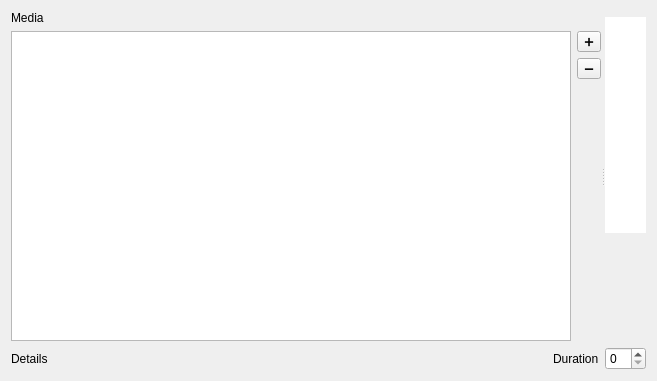
timlinux/QGISAnimationWorkbench, file animation_workbench/ui/media_list_widget_base.ui: the form before one commit.
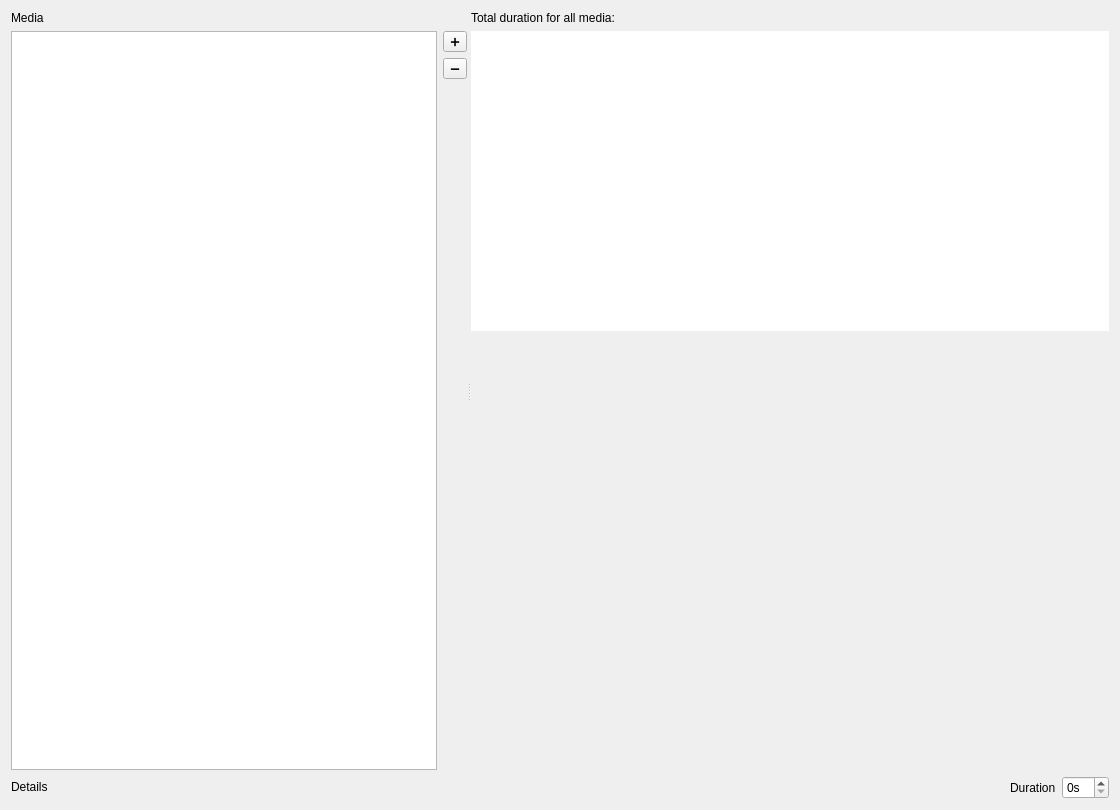
The form after the commit.

Commit message: ✨ Fix consistency of total intro or outr etc. times

```diff
--- a/animation_workbench/ui/media_list_widget_base.ui
+++ b/animation_workbench/ui/media_list_widget_base.ui
@@ -6,8 +6,8 @@
    <rect>
     <x>0</x>
     <y>0</y>
-    <width>657</width>
-    <height>381</height>
+    <width>1120</width>
+    <height>810</height>
    </rect>
   </property>
   <property name="windowTitle">
@@ -85,24 +85,37 @@
      <widget class="QWidget" name="">
       <layout class="QGridLayout" name="gridLayout_3">
        <item row="0" column="0">
-        <widget class="QWidget" name="widget" native="true"/>
+        <widget class="QLabel" name="total_duration_label">
+         <property name="text">
+          <string>Total duration for all media:</string>
+         </property>
+        </widget>
        </item>
        <item row="1" column="0">
         <layout class="QGridLayout" name="gridLayout_2">
          <item row="0" column="0">
           <widget class="QLabel" name="preview">
            <property name="sizePolicy">
-            <sizepolicy hsizetype="MinimumExpanding" vsizetype="MinimumExpanding">
+            <sizepolicy hsizetype="Fixed" vsizetype="Fixed">
              <horstretch>0</horstretch>
              <verstretch>0</verstretch>
             </sizepolicy>
            </property>
+           <property name="minimumSize">
+            <size>
+             <width>400</width>
+             <height>300</height>
+            </size>
+           </property>
            <property name="maximumSize">
             <size>
              <width>9999</width>
              <height>9999</height>
             </size>
            </property>
+           <property name="autoFillBackground">
+            <bool>false</bool>
+           </property>
            <property name="styleSheet">
             <string notr="true">background-color: white;</string>
            </property>
@@ -129,7 +142,7 @@
             <enum>Qt::Vertical</enum>
            </property>
            <property name="sizeType">
-            <enum>QSizePolicy::Minimum</enum>
+            <enum>QSizePolicy::MinimumExpanding</enum>
            </property>
            <property name="sizeHint" stdset="0">
             <size>
@@ -159,6 +172,9 @@
      <property name="wordWrap">
       <bool>true</bool>
      </property>
+     <property name="textInteractionFlags">
+      <set>Qt::LinksAccessibleByMouse|Qt::TextSelectableByMouse</set>
+     </property>
     </widget>
    </item>
    <item row="1" column="1">
@@ -169,7 +185,11 @@
     </widget>
    </item>
    <item row="1" column="2">
-    <widget class="QSpinBox" name="duration"/>
+    <widget class="QSpinBox" name="duration">
+     <property name="suffix">
+      <string>s</string>
+     </property>
+    </widget>
    </item>
   </layout>
  </widget>
```
The commit also changes 1 other file.
